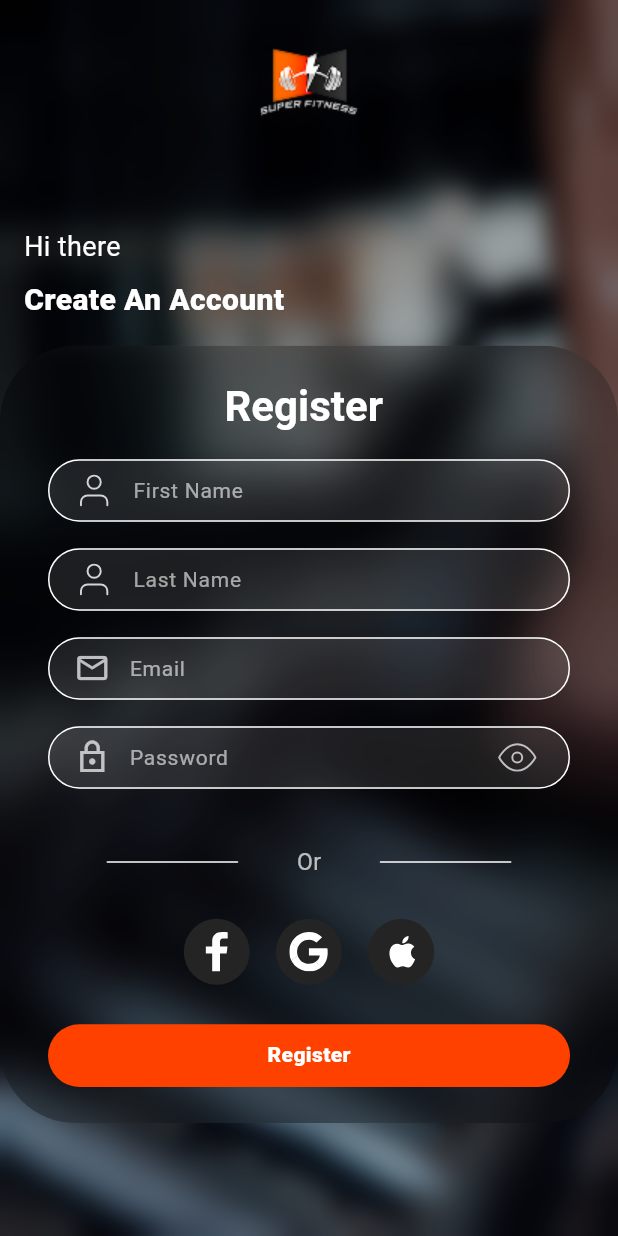
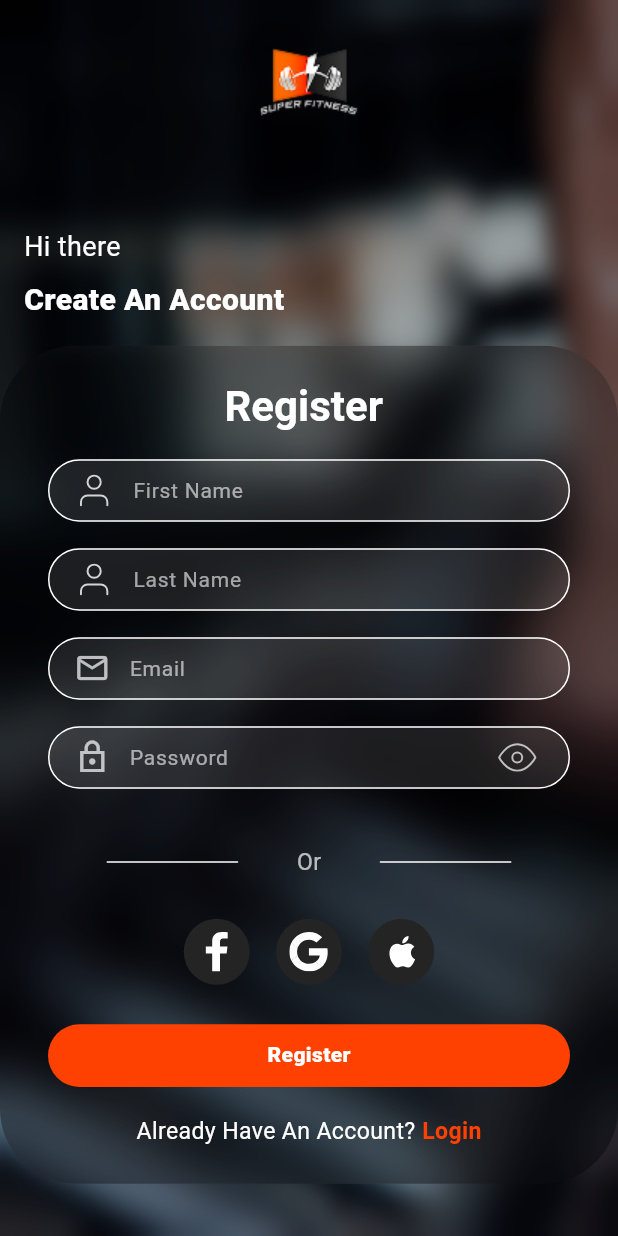
Before and after one commit to team-4-elevate/Fitness_app, a Flutter app: the screen it shows after launch, on a phone screen of 412 x 824 dp. Run offline on Flutter 3.47's test engine with Material 3 defaults, Android fonts, the light colour scheme and no system bars; our stand-ins replace bloc, connectivity_plus, dio, equatable, firebase_core, firebase_crashlytics and 13 more; accounts and stored records are empty; generated files the repository leaves out were written again.

Commit message:
update localization

```diff
--- a/lib/features/auth/presentation/register/pages/register_view.dart
+++ b/lib/features/auth/presentation/register/pages/register_view.dart
@@ -152,7 +152,7 @@ class _RegisterViewState extends State<RegisterView> {
   @override
   Widget build(BuildContext context) {
     return PopScope(
-       canPop: false,
+      canPop: false,
       child: CustomAuthScreensView(
         //-----------------------------------------------------title arguments
         args: AuthPagesUiArguments(
@@ -170,6 +170,29 @@ class _RegisterViewState extends State<RegisterView> {
           showSocialLogin: true,
           primaryButtonText: 'Register',
           primaryButtonAction: _navigateToDetailsPage,
+          footerContent: Row(
+            mainAxisAlignment: MainAxisAlignment.center,
+            children: [
+              Text(
+                AppLocalizations.of(context).alreadyHaveAnAccount,
+                style: TextStyle(color: Colors.white, fontSize: 14.r),
+              ),
+              SizedBox(width: 4.r),
+              GestureDetector(
+                onTap: () {
+                  Navigator.pushNamed(context, AppRoutes.loginPage);
+                },
+                child: Text(
+                  AppLocalizations.of(context).login,
+                  style: TextStyle(
+                    color: AppColors.primaryOrange,
+                    fontSize: 14.r,
+                    fontWeight: FontWeight.bold,
+                  ),
+                ),
+              ),
+            ],
+          ),
 
           content: Form(
             key: _formKey,
--- a/lib/l10n/app_en.arb
+++ b/lib/l10n/app_en.arb
@@ -85,22 +85,66 @@
     }
   },
   "login_heyThere": "Hey There",
+  "@login_heyThere": {
+    "description": "Greeting text on login page"
+  },
   "login_welcomeBack": "WELCOME BACK",
+  "@login_welcomeBack": {
+    "description": "Welcome back message on login page"
+  },
   "login_title": "Login",
+  "@login_title": {
+    "description": "Title for the login page"
+  },
   "login_emailLabel": "Email",
+  "@login_emailLabel": {
+    "description": "Label for the email input field on the login page"
+  },
   "login_emailHint": "Enter your email",
+  "@login_emailHint": {
+    "description": "Hint text for the email input field on the login page"
+  },
   "login_passwordLabel": "Password",
+  "@login_passwordLabel": {
+    "description": "Label for the password input field on the login page"
+  },
   "login_passwordHint": "Enter your password",
+  "@login_passwordHint": {
+    "description": "Hint text for the password input field on the login page"
+  },
   "login_forgotPassword": "Forgot Password?",
+  "@login_forgotPassword": {
+    "description": "Text for the forgot password link on the login page"
+  },
   "login_orDivider": "OR",
+  "@login_orDivider": {
+    "description": "Divider text between login options"
+  },
   "login_noAccount": "Don't have an account?",
+  "@login_noAccount": {
+    "description": "Text for no account message on login page"
+  },
   "login_register": " Register",
-
+  "@login_register": {
+    "description": "Text for register link on login page"
+  },
   "login_socialTitle": "Social Login",
+  "@login_socialTitle": {
+    "description": "Title for the social login section"
+  },
   "login_socialMessage": "Social login is not implemented yet.",
+  "@login_socialMessage": {
+    "description": "Message indicating that social login is not yet implemented"
+  },
   "login_socialButton": "Ok Got it",
+  "@login_socialButton": {
+    "description": "Button text for acknowledging social login message"
+  },
 
   "login_successTitle": "Login Successful",
+  "@login_successTitle": {
+    "description": "Title for login success dialog"
+  },
   "login_successMessage": "Welcome back, {user}!",
   "@login_successMessage": {
     "description": "Login success message with user name",
@@ -113,6 +157,9 @@
   },
 
   "login_failedTitle": "Login Failed",
+  "@login_failedTitle": {
+    "description": "Title for login failure dialog"
+  },
   "login_failedMessage": "{error}",
   "@login_failedMessage": {
     "description": "Login failure message with error details",
@@ -124,7 +171,10 @@
     }
   },
 
-  "login_failedButton": "Ok Got it"
+  "login_failedButton": "Ok Got it",
+  "@login_failedButton": {
+    "description": "Button text for acknowledging login failure"
+  },
 
   "registerSuccess": "Registration successful!",
   "@registerSuccess": {
@@ -300,6 +350,15 @@
   "register": "Register",
   "@register": {
     "description": "Register button text"
+  },
+
+  "alreadyHaveAnAccount": "Already Have An Account?",
+  "@alreadyHaveAnAccount": {
+    "description": "Text asking if user already has an account on register page"
+  },
+
+  "login": "Login",
+  "@login": {
+    "description": "Login text for buttons and links"
   }
-
 }
--- a/pubspec.yaml
+++ b/pubspec.yaml
@@ -62,6 +62,7 @@ dependencies:
   pinput:
   google_fonts: ^6.2.1
   numberpicker: ^2.1.2
+  icons_plus: ^5.0.0
 
 dev_dependencies:
   flutter_test:
```
Also changed, not shown: lib/l10n/app_ar.arb (+327 -11 lines), lib/core/di/di.config.dart, lib/generated/l10n/app_localizations.dart, lib/generated/l10n/app_localizations_ar.dart, lib/generated/l10n/app_localizations_en.dart, pubspec.lock.
